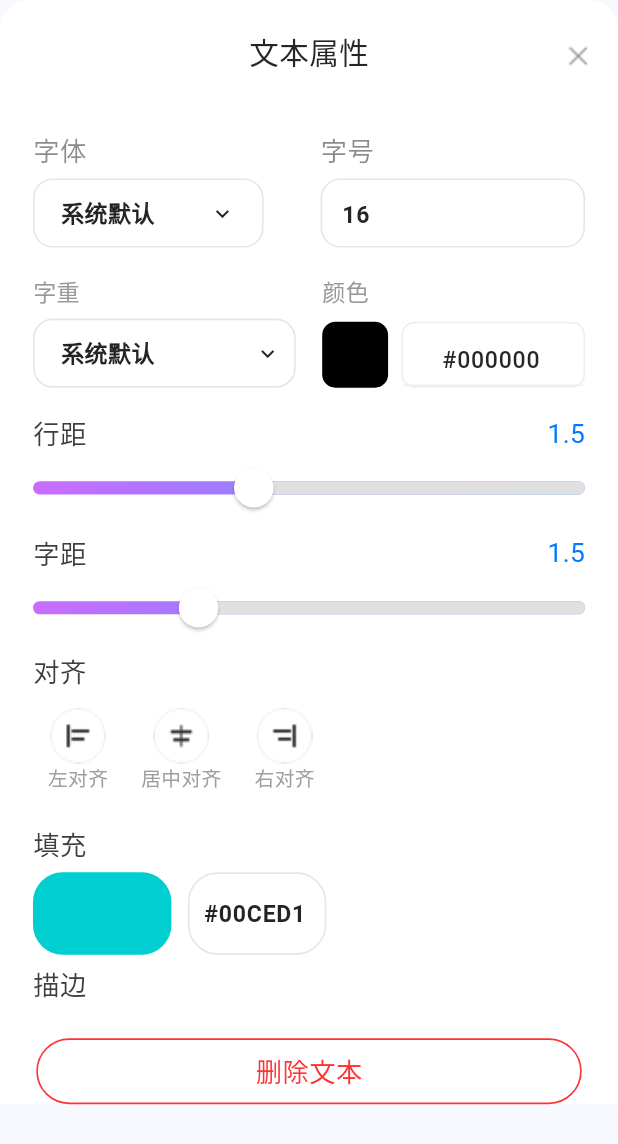
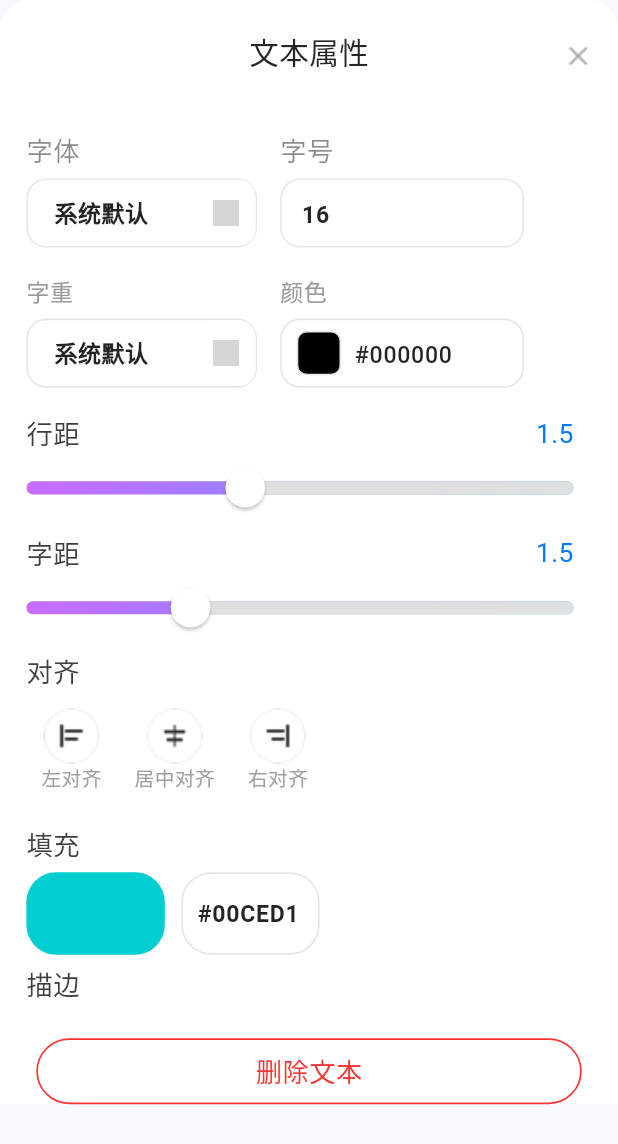
Before and after one commit to ZhangHJX/yutu, a Flutter app: the TextPropertyDialog widget shown alone on an empty page, opened directly, on a phone screen of 412 x 824 dp. Shown: the top 1144 px of the screen. Run offline on Flutter 3.47's test engine with Material 3 defaults, Android fonts, the phone set to English and light mode, and no system bars; drawn by our look-alikes of pull_to_refresh; our stand-ins replace dio, flutter_colorpicker, flutter_dotenv, flutter_hooks, flutter_keyboard_visibility, flutter_screenutil and 8 more; missing offline and left inert: image_gallery_saver_plus, json_serializable; accounts and stored records are empty; Roboto replaces fonts that are missing (NotoSansSC); grey boxes are pictures that could not be loaded.

Commit message:
文本弹框修改

```diff
--- a/lib/ui/canvas/create_canvals_page.dart
+++ b/lib/ui/canvas/create_canvals_page.dart
@@ -13,6 +13,7 @@ import 'widgets/dialog/canvals_shape_dialog.dart';
 import './edit_box/edit_canvals_widget.dart';
 import 'controllers/canvals_controller.dart';
 import './controllers/create_design_model.dart';
+import '../../utils/text_measure_util.dart';
 import 'package:screenshot/screenshot.dart';
 import 'package:image_gallery_saver/image_gallery_saver.dart';
 
@@ -95,8 +96,16 @@ class _CreateCanvalsPageState extends State<CreateCanvalsPage> {
 
   /// 显示文本属性弹框
   void _showTextPropertyDialog() {
+    // 确保有激活的文本元素
+    if (_activeElement == null || _activeElement!.type != ElementType.text) {
+      return;
+    }
+
+    final activeElement = _activeElement!;
+
     SmartDialog.show(
       builder: (context) => TextPropertyDialog(
+        editBoxData: activeElement,
         onDeleteText: () {
           _deleteText();
         },
@@ -111,7 +120,34 @@ class _CreateCanvalsPageState extends State<CreateCanvalsPage> {
       ),
       useAnimation: true,
       usePenetrate: false,
-    );
+    ).then((_) {
+      // 对话框关闭后的回调，刷新 UI 并重新计算文本尺寸
+      _refreshTextBoxAfterPropertyChange();
+    });
+  }
+
+  /// 刷新文本框，重新计算尺寸（当属性变化时）
+  void _refreshTextBoxAfterPropertyChange() {
+    if (_activeElement == null || _activeElement!.type != ElementType.text) {
+      return;
+    }
+
+    final box = _activeElement!;
+    setState(() {
+      // 重新计算文本尺寸（因为字体大小、字体、行高等可能变化了）
+      final textSize = TextMeasureUtil.measureText(
+        text: box.text,
+        fontSize: box.fontSize,
+        fontFamily: box.fontFamily,
+        fontWeight: box.fontWeight,
+        letterSpacing: box.fontSpace,
+        lineHeight: box.lineHeight,
+      );
+
+      // 更新文本框尺寸
+      box.width = textSize.width;
+      box.height = textSize.height;
+    });
   }
 
   /// 删除文本
--- a/lib/ui/canvas/managers/canvas_gesture_manager.dart
+++ b/lib/ui/canvas/managers/canvas_gesture_manager.dart
@@ -8,6 +8,8 @@ import '../../../utils/text_measure_util.dart';
 class CanvasGestureManager {
   // 文本类型的文本框，处于激活状态时，点击弹出输入框
   void Function(String boxId)? onDoubleTap;
+  // 判断点击是否是文本框内
+  bool isTapBox = false;
 
   // 交互状态
   String?
@@ -62,6 +64,8 @@ class CanvasGestureManager {
 
     EditBoxData? selectedBox;
 
+    isTapBox = false;
+
     // 先检查当前选中的元素
     if (selectedId.isNotEmpty) {
       selectedBox = boxes.firstWhere((box) => box.id == selectedId);
@@ -86,6 +90,7 @@ class CanvasGestureManager {
         } else if (hitTarget == 'content') {
           // 待定状态：可能是拖动，也可能是点击取消激活
           currentInteraction = 'pending_drag_or_tap';
+          isTapBox = true;
           pendingClickBoxId = selectedId; // 保存可能要取消激活的元素ID
           dragStartBoxPosition = selectedBox.position;
           // 初始化缩放中心点（外层容器包含边框）
@@ -366,7 +371,7 @@ class CanvasGestureManager {
     if (currentInteraction == 'pending_drag_or_tap' && !hasMoved) {
       if (pendingClickBoxId != null && pendingClickBoxId == selectedId) {
         final selectedBox = boxes.firstWhere((box) => box.id == selectedId);
-        if (selectedBox.type == ElementType.text) {
+        if (selectedBox.type == ElementType.text && isTapBox) {
           onDoubleTap?.call(selectedId);
         } else {
           onSelect(null);
--- a/lib/ui/canvas/widgets/property/text_property_dialog.dart
+++ b/lib/ui/canvas/widgets/property/text_property_dialog.dart
@@ -274,10 +274,7 @@ class _TextPropertyDialogState extends State<TextPropertyDialog> {
                     // 可滚动的内容区域
                     Expanded(
                       child: SingleChildScrollView(
-                        padding: EdgeInsets.symmetric(
-                          horizontal: 20.w,
-                          vertical: 20.w,
-                        ),
+                        padding: EdgeInsets.symmetric(vertical: 20.w),
                         child: Column(
                           crossAxisAlignment: CrossAxisAlignment.start,
                           children: [
@@ -401,14 +398,90 @@ class _TextPropertyDialogState extends State<TextPropertyDialog> {
   }
 
   Widget _buildFontAndSizeSection() {
-    return Row(
-      children: [
+    return Padding(
+      padding: EdgeInsets.only(left: 16.w, right: 57.w),
+      child: Row(
+        children: [
+          Column(
+            crossAxisAlignment: CrossAxisAlignment.start,
+            children: [
+              Text(
+                '字体',
+                style: TextStyle(
+                  fontSize: 16.w,
+                  color: "#FF3E3E3E".color.withValues(alpha: 0.6),
+                  fontWeight: FontWeight.w400,
+                ),
+              ),
+
+              SizedBox(height: 6.w),
+
+              GestureDetector(
+                onTap: () {
+                  setState(() {
+                    _showFontFamilyDropdown = !_showFontFamilyDropdown;
+                    _showFontWeightDropdown = false; // 关闭字重下拉
+                  });
+                },
+                child: Container(
+                  width: 140.w,
+                  height: 42.w,
+                  decoration: BoxDecoration(
+                    color: Colors.white,
+                    borderRadius: BorderRadius.circular(12.w),
+                    border: BoxBorder.all(color: "#FFE6E6E6".color, width: 1.w),
+                  ),
+                  child: Row(
+                    mainAxisAlignment: MainAxisAlignment.spaceBetween,
+                    children: [
+                      Expanded(
+                        child: Padding(
+                          padding: EdgeInsets.only(left: 16.w),
+                          child: Text(
+                            _fontFamily,
+                            style: TextStyle(
+                              fontSize: 14.w,
+                              color: "#ff242424".color,
+                              fontWeight: FontWeight.w600,
+                            ),
+                            overflow: TextOverflow.ellipsis,
+                            maxLines: 1,
+                          ),
+                        ),
+                      ),
+
+                      Container(
+                        width: 36.w,
+                        height: 42.w,
+                        decoration: BoxDecoration(
+                          color: Colors.white,
+                          borderRadius: BorderRadius.circular(10.w),
+                        ),
+                        child: Center(
+                          child: SizedBox(
+                            width: 16.w,
+                            height: 16.w,
+                            child: Image.asset(
+                              'assets/images/canvals/canvals_text_font_down.png',
+                              fit: BoxFit.cover,
+                            ),
+                          ),
+                        ),
+                      ),
+                    ],
+                  ),
+                ),
+              ),
+            ],
+          ),
+
+          SizedBox(width: 14.w),
           Expanded(
             child: Column(
               crossAxisAlignment: CrossAxisAlignment.start,
               children: [
                 Text(
-                '字体',
+                  '字号',
                   style: TextStyle(
                     fontSize: 16.w,
                     color: "#FF3E3E3E".color.withValues(alpha: 0.6),
@@ -417,72 +490,9 @@ class _TextPropertyDialogState extends State<TextPropertyDialog> {
                 ),
                 SizedBox(height: 6.w),
 
-              GestureDetector(
-                onTap: () {
-                  setState(() {
-                    _showFontFamilyDropdown = !_showFontFamilyDropdown;
-                    _showFontWeightDropdown = false; // 关闭字重下拉
-                  });
-                },
-                child: Container(
-                  width: 140.w,
-                  height: 42.w,
-                  // padding: EdgeInsets.symmetric(horizontal: 12.w),
-                  decoration: BoxDecoration(
-                    color: Colors.white,
-                    borderRadius: BorderRadius.circular(12.w),
-                    border: BoxBorder.all(color: "#FFE6E6E6".color, width: 1.w),
-                  ),
-                  child: Padding(
-                    padding: EdgeInsets.symmetric(horizontal: 16.w),
-                    child: Row(
-                      mainAxisAlignment: MainAxisAlignment.spaceBetween,
-                      children: [
-                        Expanded(
-                          child: Text(
-                            _fontFamily,
-                            style: TextStyle(
-                              fontSize: 14.w,
-                              color: "#ff242424".color,
-                              fontWeight: FontWeight.w600,
-                            ),
-                            overflow: TextOverflow.ellipsis,
-                            maxLines: 1,
-                          ),
-                        ),
-                        SizedBox(width: 8.w),
-                        Icon(
-                          Icons.keyboard_arrow_down,
-                          size: 16.w,
-                          color: "#ff242424".color,
-                        ),
-                      ],
-                    ),
-                  ),
-                ),
-              ),
-            ],
-          ),
-        ),
-
-        SizedBox(width: 14.w),
-
-        Expanded(
-          child: Column(
-            crossAxisAlignment: CrossAxisAlignment.start,
-            children: [
-              Text(
-                '字号',
-                style: TextStyle(
-                  fontSize: 16.w,
-                  color: "#FF3E3E3E".color.withValues(alpha: 0.6),
-                  fontWeight: FontWeight.w400,
-                ),
-              ),
-              SizedBox(height: 6.w),
-
                 Container(
                   height: 42.w,
+                  width: 148.w,
                   decoration: BoxDecoration(
                     color: Colors.white,
                     borderRadius: BorderRadius.circular(12.w),
@@ -519,72 +529,110 @@ class _TextPropertyDialogState extends State<TextPropertyDialog> {
             ),
           ),
         ],
+      ),
     );
   }
 
   Widget _buildFontWeightAndColorSection() {
-    return Row(
-      children: [
+    return Padding(
+      padding: EdgeInsets.only(left: 16.w, right: 57.w),
+      child: Row(
+        children: [
+          Column(
+            crossAxisAlignment: CrossAxisAlignment.start,
+            children: [
+              Text(
+                '字重',
+                style: TextStyle(fontSize: 14.w, color: "#ff999999".color),
+              ),
+
+              SizedBox(height: 6.w),
+
+              GestureDetector(
+                onTap: () {
+                  setState(() {
+                    _showFontWeightDropdown = !_showFontWeightDropdown;
+                    _showFontFamilyDropdown = false; // 关闭字体下拉
+                  });
+                },
+                child: Container(
+                  height: 42.w,
+                  width: 140.w,
+                  decoration: BoxDecoration(
+                    color: Colors.white,
+                    borderRadius: BorderRadius.circular(12.w),
+                    border: Border.all(color: "#FFE6E6E6".color, width: 1.w),
+                  ),
+                  child: Row(
+                    mainAxisAlignment: MainAxisAlignment.spaceBetween,
+                    children: [
+                      Expanded(
+                        child: Padding(
+                          padding: EdgeInsets.only(left: 16.w),
+                          child: Text(
+                            _fontWeight,
+                            style: TextStyle(
+                              fontSize: 14.w,
+                              color: "#ff242424".color,
+                              fontWeight: FontWeight.w600,
+                            ),
+                            overflow: TextOverflow.ellipsis,
+                            maxLines: 1,
+                          ),
+                        ),
+                      ),
+
+                      Container(
+                        width: 36.w,
+                        height: 42.w,
+                        decoration: BoxDecoration(
+                          color: Colors.white,
+                          borderRadius: BorderRadius.circular(10.w),
+                        ),
+                        child: Center(
+                          child: SizedBox(
+                            width: 16.w,
+                            height: 16.w,
+                            child: Image.asset(
+                              'assets/images/canvals/canvals_text_font_down.png',
+                              fit: BoxFit.cover,
+                            ),
+                          ),
+                        ),
+                      ),
+                    ],
+                  ),
+                ),
+              ),
+            ],
+          ),
+
+          SizedBox(width: 14.w),
+
           Expanded(
             child: Column(
               crossAxisAlignment: CrossAxisAlignment.start,
               children: [
                 Text(
-                '字重',
+                  '颜色',
                   style: TextStyle(fontSize: 14.w, color: "#ff999999".color),
                 ),
 
                 SizedBox(height: 6.w),
 
-              GestureDetector(
-                onTap: () {
-                  setState(() {
-                    _showFontWeightDropdown = !_showFontWeightDropdown;
-                    _showFontFamilyDropdown = false; // 关闭字体下拉
-                  });
-                },
-                child: Container(
+                Container(
                   height: 42.w,
-                  padding: EdgeInsets.only(left: 16.w, right: 8.w),
+                  width: 148.w,
                   decoration: BoxDecoration(
                     color: Colors.white,
                     borderRadius: BorderRadius.circular(12.w),
-                    border: Border.all(color: "#FFE6E6E6".color, width: 1.w),
-                  ),
+                    border: Border.all(
+                      color: "#ffE6E6E6".color, // 边框颜色
+                      width: 1.w, // 边框宽度
+                    ),
+                  ),
+                  padding: EdgeInsets.symmetric(horizontal: 9.w),
                   child: Row(
-                    mainAxisAlignment: MainAxisAlignment.spaceBetween,
-                    children: [
-                      Text(
-                        _fontWeight,
-                        style: TextStyle(
-                          fontSize: 14.w,
-                          color: "#ff242424".color,
-                          fontWeight: FontWeight.w600,
-                        ),
-                      ),
-                      Icon(
-                        Icons.keyboard_arrow_down,
-                        size: 16.w,
-                        color: "#ff242424".color,
-                      ),
-                    ],
-                  ),
-                ),
-              ),
-            ],
-          ),
-        ),
-        SizedBox(width: 16.w),
-        Expanded(
-          child: Column(
-            crossAxisAlignment: CrossAxisAlignment.start,
-            children: [
-              Text(
-                '颜色',
-                style: TextStyle(fontSize: 14.w, color: "#ff999999".color),
-              ),
-              SizedBox(height: 8.w),
-              Row(
                     children: [
                       // 颜色预览widget
                       GestureDetector(
@@ -601,44 +649,40 @@ class _TextPropertyDialogState extends State<TextPropertyDialog> {
                           );
                         },
                         child: Container(
-                      width: 40.w,
-                      height: 40.w,
+                          width: 27.w,
+                          height: 27.w,
+                          padding: EdgeInsets.only(top: 7.w),
                           decoration: BoxDecoration(
                             color: _textColor.color,
-                        borderRadius: BorderRadius.circular(8.w),
-                      ),
-                    ),
-                  ),
+                            borderRadius: BorderRadius.circular(6.w),
+                            border: Border.all(
+                              color: "#ffE6E6E6".color, // 边框颜色
+                              width: 1.w, // 边框宽度
+                            ),
+                          ),
+                        ),
+                      ),
+
                       SizedBox(width: 8.w),
+
                       // 颜色值输入框
                       Expanded(
-                    child: Container(
-                      height: 40.w,
-                      decoration: BoxDecoration(
-                        color: Colors.white,
-                        borderRadius: BorderRadius.circular(8.w),
-                        border: Border.all(
-                          color: "#ffEEEEEE".color,
-                          width: 1.w,
-                        ),
-                      ),
-                      alignment: Alignment.center,
+                        child: SizedBox(
+                          height: 42.w,
                           child: TextField(
                             controller: _textColorController,
-                        textAlign: TextAlign.center,
                             decoration: InputDecoration(
                               border: InputBorder.none,
-                          contentPadding: EdgeInsets.symmetric(horizontal: 8.w),
-                          hintText: '#FFFFFF',
-                          hintStyle: TextStyle(
-                            fontSize: 14.w,
-                            color: "#ff999999".color,
+                              enabledBorder: InputBorder.none,
+                              focusedBorder: InputBorder.none,
+                              contentPadding: EdgeInsets.symmetric(
+                                vertical: 14.w,
                               ),
                             ),
                             style: TextStyle(
                               fontSize: 14.w,
                               fontWeight: FontWeight.w500,
-                          color: "#ff262626".color,
+                              color: "#ff242424".color,
                             ),
                             onChanged: (value) {
                               // 当输入颜色值时更新左边的颜色预览
@@ -658,10 +702,12 @@ class _TextPropertyDialogState extends State<TextPropertyDialog> {
                       ),
                     ],
                   ),
-            ],
-          ),
-        ),
-      ],
+                ),
+              ],
+            ),
+          ),
+        ],
+      ),
     );
   }
 
@@ -712,7 +758,9 @@ class _TextPropertyDialogState extends State<TextPropertyDialog> {
   }
 
   Widget _buildSpacingSection() {
-    return Column(
+    return Padding(
+      padding: EdgeInsets.only(left: 16.w, right: 27.w),
+      child: Column(
         children: [
           // 行距
           Row(
@@ -790,11 +838,14 @@ class _TextPropertyDialogState extends State<TextPropertyDialog> {
             max: 5.0,
           ),
         ],
+      ),
     );
   }
 
   Widget _buildAlignmentSection() {
-    return Column(
+    return Padding(
+      padding: EdgeInsets.symmetric(horizontal: 16.w),
+      child: Column(
         crossAxisAlignment: CrossAxisAlignment.start,
         children: [
           Text(
@@ -834,11 +885,14 @@ class _TextPropertyDialogState extends State<TextPropertyDialog> {
             ),
           ),
         ],
+      ),
     );
   }
 
   Widget _buildFillSection() {
-    return Column(
+    return Padding(
+      padding: EdgeInsets.symmetric(horizontal: 16.w),
+      child: Column(
         crossAxisAlignment: CrossAxisAlignment.start,
         children: [
           Text(
@@ -919,11 +973,14 @@ class _TextPropertyDialogState extends State<TextPropertyDialog> {
             ],
           ),
         ],
+      ),
     );
   }
 
   Widget _buildBorderSection() {
-    return Column(
+    return Padding(
+      padding: EdgeInsets.only(left: 16.w, right: 42.w),
+      child: Column(
         crossAxisAlignment: CrossAxisAlignment.start,
         children: [
           Text(
@@ -1027,7 +1084,9 @@ class _TextPropertyDialogState extends State<TextPropertyDialog> {
                 ),
                 alignment: Alignment.center,
                 child: TextField(
-                controller: TextEditingController(text: _fillStyle.toString()),
+                  controller: TextEditingController(
+                    text: _fillStyle.toString(),
+                  ),
                   keyboardType: TextInputType.number,
                   textAlign: TextAlign.center,
                   onChanged: (value) {
@@ -1055,11 +1114,14 @@ class _TextPropertyDialogState extends State<TextPropertyDialog> {
             ],
           ),
         ],
+      ),
     );
   }
 
   Widget _buildShadowSection() {
-    return Column(
+    return Padding(
+      padding: EdgeInsets.only(left: 16.w, right: 27.w),
+      child: Column(
         crossAxisAlignment: CrossAxisAlignment.start,
         children: [
           // 标题和启用开关
@@ -1098,7 +1160,9 @@ class _TextPropertyDialogState extends State<TextPropertyDialog> {
                       _shadowEnabled ? '启用' : "未启用",
                       style: TextStyle(
                         fontSize: 14.w,
-                      color: _shadowEnabled ? "#A77AFF".color : "#A4A4A4".color,
+                        color: _shadowEnabled
+                            ? "#A77AFF".color
+                            : "#A4A4A4".color,
                         fontWeight: FontWeight.w500,
                       ),
                     ),
@@ -1352,6 +1416,7 @@ class _TextPropertyDialogState extends State<TextPropertyDialog> {
             ),
           ),
         ],
+      ),
     );
   }
 
```
Lines whose indentation alone changed are shown as unchanged.
